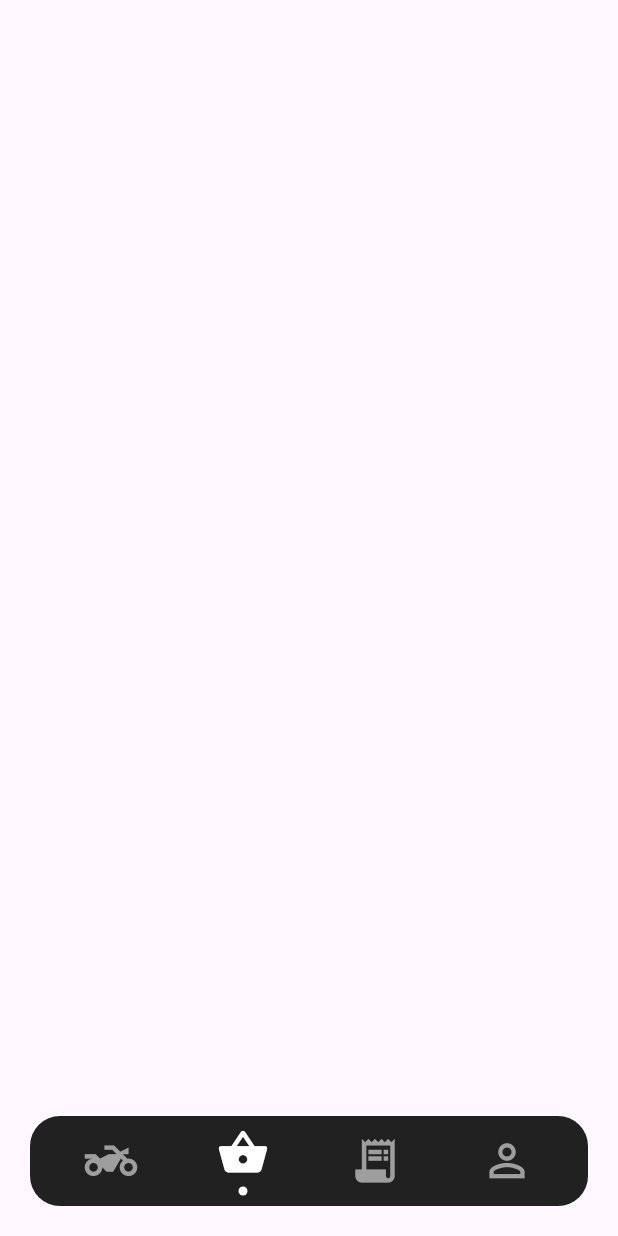
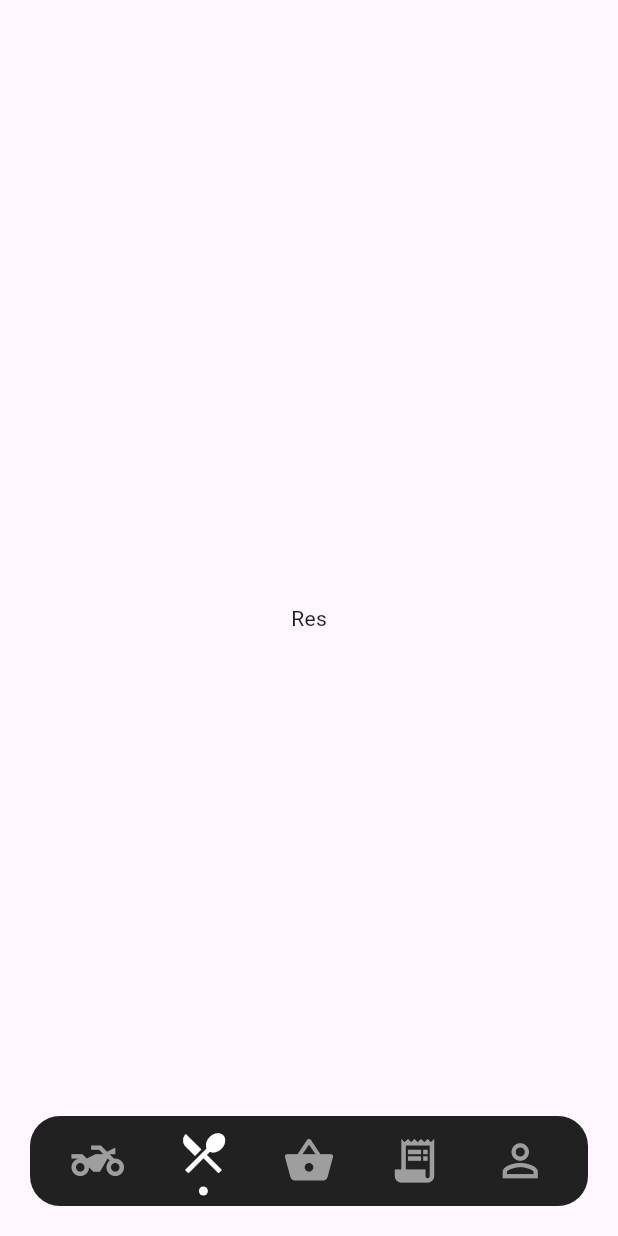
Before and after one commit to Yogesh-Jaisankar/wheel_and_meal, a Flutter app: the screen it shows after launch, item 2 of the bottom bar chosen, on a phone screen of 412 x 824 dp. Run offline on Flutter 3.47's test engine with Material 3 defaults, Android fonts, the phone set to English and light mode, and no system bars; our stand-ins replace google_maps_flutter, location.

Commit message:
Zoomn and UI Chnages

```diff
--- a/lib/Screens/home.dart
+++ b/lib/Screens/home.dart
@@ -4,6 +4,8 @@ import 'package:wheel_and_meal/Screens/activity.dart';
 import 'package:wheel_and_meal/Screens/grocery.dart';
 import 'package:wheel_and_meal/Screens/profile.dart';
 import 'package:wheel_and_meal/Screens/rider.dart';
+
+import 'restaurants.dart';
 
 class Home extends StatefulWidget {
   const Home({super.key});
@@ -14,15 +16,17 @@ class Home extends StatefulWidget {
 
 class _HomeState extends State<Home> {
   int selectedIndex = 0;
-  List<IconData> data = [
+  final List<IconData> icons = [
     Icons.two_wheeler,
+    Icons.local_restaurant,
     Icons.shopping_basket,
     Icons.receipt_long,
-    Icons.person_outline_sharp
+    Icons.person_outline_sharp,
   ];
 
   final List<Widget> pages = [
     Rider(),
+    Restaurants(),
     Grocery(),
     Activity(),
     Profile(),
@@ -31,57 +35,72 @@ class _HomeState extends State<Home> {
   @override
   Widget build(BuildContext context) {
     return Scaffold(
-      body: pages[selectedIndex], // Show the selected page
-      bottomNavigationBar: Padding(
-        padding: EdgeInsets.all(20),
+      backgroundColor: Colors.transparent,
+      body: Stack(
+        children: [
+          Positioned.fill(
+            child: pages[selectedIndex],
+          ),
+          Positioned(
+            bottom: 0,
+            left: 0,
+            right: 0,
+            child: Padding(
+              padding: const EdgeInsets.all(20),
               child: Material(
                 color: Colors.black87,
                 borderRadius: BorderRadius.circular(20),
                 child: Container(
                   height: 60,
-            width: MediaQuery.of(context).size.width,
-            padding: EdgeInsets.symmetric(horizontal: 10),
+                  width: double.infinity,
+                  padding: const EdgeInsets.symmetric(horizontal: 10),
                   child: Row(
                     mainAxisAlignment: MainAxisAlignment.spaceAround,
-              children: List.generate(data.length, (i) {
+                    children: List.generate(icons.length, (index) {
+                      return _buildNavItem(index);
+                    }),
+                  ),
+                ),
+              ),
+            ),
+          ),
+        ],
+      ),
+    );
+  }
+
+  Widget _buildNavItem(int index) {
     return GestureDetector(
       onTap: () {
         setState(() {
           HapticFeedback.heavyImpact();
-                      selectedIndex = i;
+          selectedIndex = index;
         });
       },
       child: Column(
         mainAxisAlignment: MainAxisAlignment.center,
         children: [
           AnimatedContainer(
-                        duration: Duration(milliseconds: 250),
+            duration: const Duration(milliseconds: 250),
             width: 35,
             height: 35,
             child: Icon(
-                          data[i],
+              icons[index],
               size: 35,
-                          color:
-                              i == selectedIndex ? Colors.white : Colors.grey,
+              color: index == selectedIndex ? Colors.white : Colors.grey,
             ),
           ),
-                      if (i == selectedIndex)
+          if (index == selectedIndex)
             Container(
-                          margin: EdgeInsets.only(top: 5),
+              margin: const EdgeInsets.only(top: 5),
               width: 6,
               height: 6,
-                          decoration: BoxDecoration(
+              decoration: const BoxDecoration(
                 shape: BoxShape.circle,
                 color: Colors.white,
               ),
-                        )
+            ),
         ],
-                  ),
-                );
-              }),
-            ),
-          ),
-        ),
       ),
     );
   }
--- /dev/null
+++ b/lib/Screens/restaurants.dart
@@ -0,0 +1,19 @@
+import 'package:flutter/material.dart';
+
+class Restaurants extends StatefulWidget {
+  const Restaurants({super.key});
+
+  @override
+  State<Restaurants> createState() => _RestaurantsState();
+}
+
+class _RestaurantsState extends State<Restaurants> {
+  @override
+  Widget build(BuildContext context) {
+    return Scaffold(
+      body: Center(
+        child: Text("Res"),
+      ),
+    );
+  }
+}
```
Also changed, not shown: lib/Screens/rider.dart (+35 -17 lines). Lines whose indentation alone changed are shown as unchanged.
